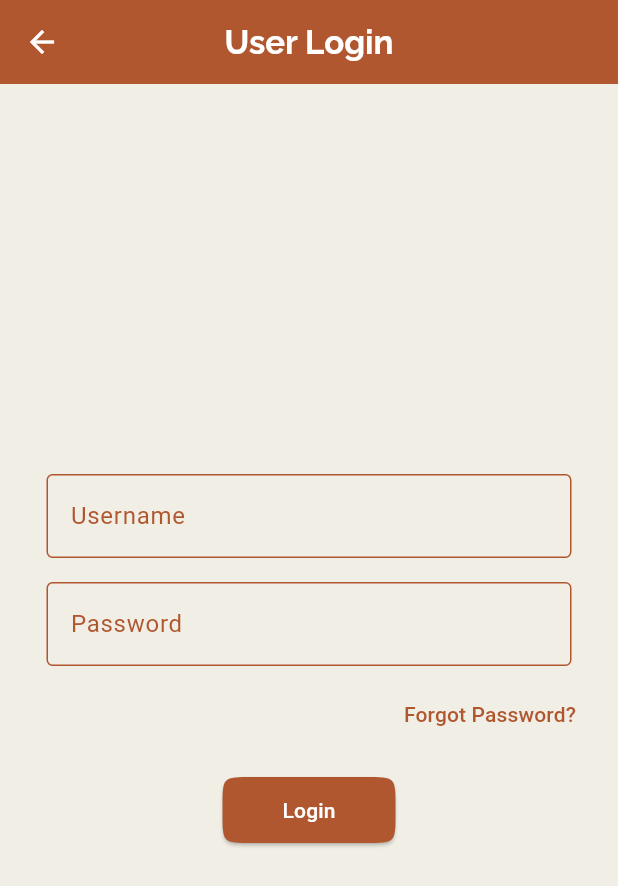
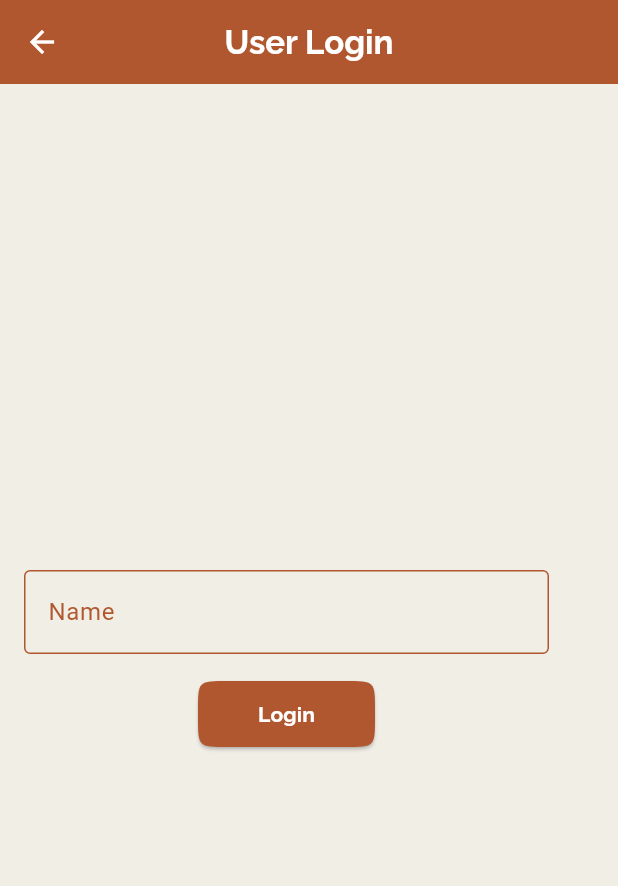
Before and after one commit to Mourya-2602/RoadRadar_ISM, a Flutter app: the HomePage screen opened directly, after a tap on "User Login", on a phone screen of 412 x 824 dp. Shown: the top 886 px of the screen. Run offline on Flutter 3.47's test engine with Material 3 defaults, Android fonts, the phone set to English and light mode, and no system bars.

Commit message:
Login screens version 0.0.2

```diff
--- a/lib/pages/admin.dart
+++ b/lib/pages/admin.dart
@@ -15,8 +15,8 @@ class _AdminState extends State<Admin> {
       context: context,
       builder: (BuildContext context) {
         return AlertDialog(
-          title: const Text('Forgot Password'),
-          content: const Text('contact Mourya/Balaji for your credentials'),
+          title: const Text('Don\'t know the PIN'),
+          content: const Text('contact Mourya/Harshit for your credentials'),
           actions: [
             TextButton(
               onPressed: () => Navigator.of(context).pop(),
@@ -92,7 +92,7 @@ class _AdminState extends State<Admin> {
               child: TextButton(
                 onPressed: _showForgotPasswordDialog,
                 child: const Text(
-                  'Forgot Password?',
+                  'PIN??',
                   style: TextStyle(color: Color(0xffb05730)),
                 ),
               ),
--- a/lib/pages/all_logins.dart
+++ b/lib/pages/all_logins.dart
@@ -92,22 +92,7 @@ class HomePage extends StatelessWidget {
                                 ),
                               ),
                             ),
-                            SizedBox(
-                              width: MediaQuery.of(context).size.width*0.3,
 
-                              child: Text(
-
-                                "Use your admission number.",
-                                softWrap: true,
-                                style: TextStyle(
-                                  fontFamily: 'Raleway',
-                                  fontSize: 13,
-                                  fontWeight: FontWeight.bold,
-                                  color: Colors.white,
-
-                                ),
-                              ),
-                            ),
                           ],
                         ),
                         Icon(Icons.navigate_next, color: Colors.white, size: 32,)
@@ -155,20 +140,7 @@ class HomePage extends StatelessWidget {
                                 ),
                               ),
                             ),
-                            SizedBox(
-                              width: MediaQuery.of(context).size.width*0.3,
-                              child: Text(
-                                "Use your vehicle registration number and mobile number",
-                                softWrap: true,
-                                style: TextStyle(
-                                  fontFamily: 'Raleway',
-                                  fontSize: 13,
-                                  fontWeight: FontWeight.bold,
-                                  color: Colors.white,
 
-                                ),
-                              ),
-                            ),
                           ],
                         ),
                         Icon(Icons.navigate_next, color: Colors.white, size: 32,)
@@ -217,20 +189,7 @@ class HomePage extends StatelessWidget {
                                 ),
                               ),
                             ),
-                            SizedBox(
-                              width: MediaQuery.of(context).size.width*0.3,
-                              child: Text(
-                                "Use your ADMIN PIN",
-                                softWrap: true,
-                                style: TextStyle(
-                                  fontFamily: 'Raleway',
-                                  fontSize: 13,
-                                  fontWeight: FontWeight.bold,
-                                  color: Colors.white,
 
-                                ),
-                              ),
-                            ),
                           ],
                         ),
                         Icon(Icons.navigate_next, color: Colors.white, size: 32,)
--- a/lib/pages/user.dart
+++ b/lib/pages/user.dart
@@ -9,41 +9,22 @@ class User extends StatefulWidget {
 
 class _UserState extends State<User> {
   final TextEditingController _usernameController = TextEditingController();
-  final TextEditingController _passwordController = TextEditingController();
+  // final TextEditingController _passwordController = TextEditingController();
 
-  void _showForgotPasswordDialog() {
-    showDialog(
-      context: context,
-      builder: (BuildContext context) {
-        return AlertDialog(
-          title: Text('Forgot Password'),
-          content: Text('contact admin for your credentials'),
-          actions: [
-            TextButton(
-              onPressed: () => Navigator.of(context).pop(),
-              child: Text('OK', style: TextStyle(color: Color(0xffb05730))),
-            ),
-          ],
-        );
-      },
-    );
-  }
-
-  void _login() {
-    String username = _usernameController.text;
-    String password = _passwordController.text;
-
-    if (username == "admin" && password == "1234") {
-      ScaffoldMessenger.of(context).showSnackBar(SnackBar(content: Text("Login Successful")));
-    } else {
-      ScaffoldMessenger.of(context).showSnackBar(SnackBar(content: Text("Invalid Credentials")));
-    }
-  }
+  // void _login() {
+  //   String username = _usernameController.text;
+  //   // String password = _passwordController.text;
+  //
+  //   if (username == "22JE0573") {
+  //     ScaffoldMessenger.of(context).showSnackBar(SnackBar(content: Text("Login Successful")));
+  //   } else {
+  //     ScaffoldMessenger.of(context).showSnackBar(SnackBar(content: Text("Invalid Credentials")));
+  //   }
+  // }
 
   @override
   void dispose() {
     _usernameController.dispose();
-    _passwordController.dispose();
     super.dispose();
   }
 
@@ -72,7 +53,7 @@ class _UserState extends State<User> {
               child: TextField(
                 controller: _usernameController,
                 decoration: InputDecoration(
-                  labelText: 'Username',
+                  labelText: 'Name',
                   labelStyle: TextStyle(color: Color(0xffb05730)),
                   enabledBorder: OutlineInputBorder(
                     borderSide: BorderSide(color: Color(0xffb05730)),
@@ -84,37 +65,7 @@ class _UserState extends State<User> {
               ),
             ),
             SizedBox(height: 16.0),
-            // Password input field
-            SizedBox(
-              width: 350,
-              child: TextField(
-                controller: _passwordController,
-                obscureText: true,
-                decoration: InputDecoration(
-                  labelText: 'Password',
-                  labelStyle: TextStyle(color: Color(0xffb05730)),
-                  enabledBorder: OutlineInputBorder(
-                    borderSide: BorderSide(color: Color(0xffb05730)),
-                  ),
-                  focusedBorder: OutlineInputBorder(
-                    borderSide: BorderSide(color: Color(0xffb05730)),
-                  ),
-                ),
-              ),
-            ),
-            SizedBox(height: 8.0),
-            // Forgot Password link
-            Align(
-              alignment: Alignment.centerRight,
-              child: TextButton(
-                onPressed: _showForgotPasswordDialog,
-                child: Text(
-                  'Forgot Password?',
-                  style: TextStyle(color: Color(0xffb05730)),
-                ),
-              ),
-            ),
-            SizedBox(height: 16.0),
+
             // Login button
             ElevatedButton(
               style: ElevatedButton.styleFrom(
@@ -125,9 +76,9 @@ class _UserState extends State<User> {
               ),
               onPressed: () {
                 // Implement your login logic here.
-                _login();
+                // _login();
               },
-              child: Text('Login'),
+              child: Text('Login',style: TextStyle(fontFamily: 'Raleway', fontWeight: FontWeight.bold),),
             ),
           ],
         ),
```
